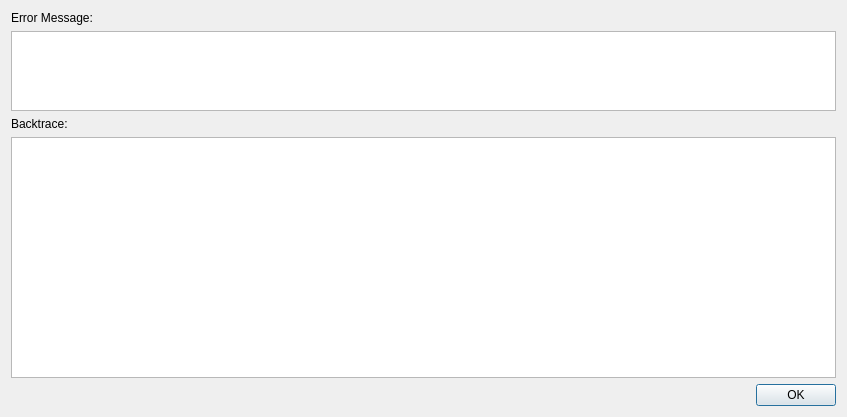
The window that pdfedit/ui/ExceptionDlg.ui (match41/sumpdf) describes before a commit, drawn with Qt 5.
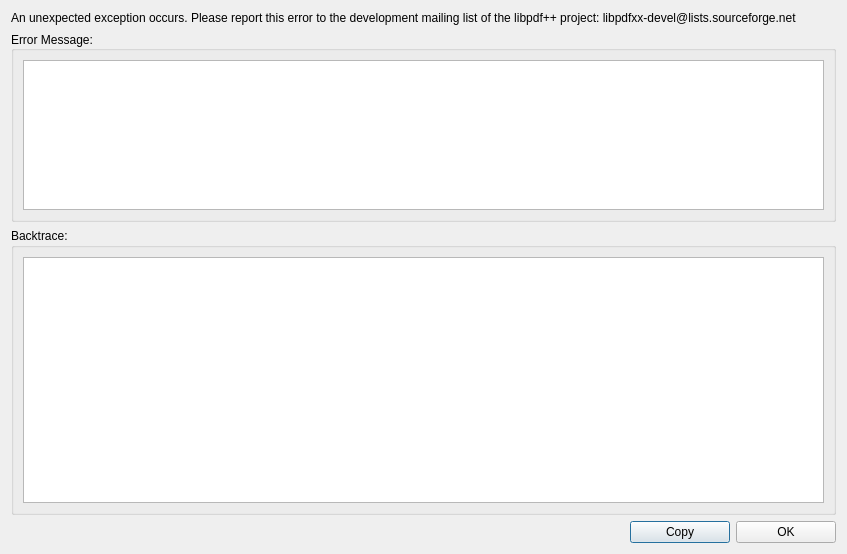
The same window after the commit.

Commit message: added copy to clipboard to exception window

Patch:
```diff
--- a/pdfedit/ui/ExceptionDlg.ui
+++ b/pdfedit/ui/ExceptionDlg.ui
@@ -7,7 +7,7 @@
     <x>0</x>
     <y>0</y>
     <width>847</width>
-    <height>417</height>
+    <height>554</height>
    </rect>
   </property>
   <property name="windowTitle">
@@ -17,18 +17,36 @@
    <item>
     <widget class="QLabel" name="label">
      <property name="text">
+      <string>An unexpected exception occurs. Please report this error to the development mailing list of the libpdf++ project: libpdfxx-devel@lists.sourceforge.net</string>
+     </property>
+     <property name="wordWrap">
+      <bool>true</bool>
+     </property>
+    </widget>
+   </item>
+   <item>
+    <widget class="QGroupBox" name="groupBox">
+     <property name="title">
       <string>Error Message:</string>
      </property>
-    </widget>
-   </item>
+     <property name="alignment">
+      <set>Qt::AlignLeading|Qt::AlignLeft|Qt::AlignVCenter</set>
+     </property>
+     <layout class="QVBoxLayout" name="verticalLayout_2">
    <item>
     <widget class="QPlainTextEdit" name="m_msg_edit">
      <property name="sizePolicy">
-      <sizepolicy hsizetype="Expanding" vsizetype="Expanding">
+         <sizepolicy hsizetype="Expanding" vsizetype="Preferred">
        <horstretch>0</horstretch>
        <verstretch>1</verstretch>
       </sizepolicy>
      </property>
+        <property name="maximumSize">
+         <size>
+          <width>16777215</width>
+          <height>150</height>
+         </size>
+        </property>
      <property name="font">
       <font>
        <family>Helvetica</family>
@@ -37,13 +55,15 @@
      </property>
     </widget>
    </item>
+     </layout>
+    </widget>
+   </item>
    <item>
-    <widget class="QLabel" name="label_2">
-     <property name="text">
+    <widget class="QGroupBox" name="groupBox_2">
+     <property name="title">
       <string>Backtrace:</string>
      </property>
-    </widget>
-   </item>
+     <layout class="QHBoxLayout" name="horizontalLayout_2">
    <item>
     <widget class="QPlainTextEdit" name="m_bt_edit">
      <property name="sizePolicy">
@@ -60,15 +80,51 @@
      </property>
     </widget>
    </item>
+     </layout>
+    </widget>
+   </item>
    <item>
-    <widget class="QDialogButtonBox" name="buttonBox">
+    <layout class="QHBoxLayout" name="horizontalLayout">
+     <item>
+      <spacer name="horizontalSpacer">
      <property name="orientation">
       <enum>Qt::Horizontal</enum>
      </property>
-     <property name="standardButtons">
-      <set>QDialogButtonBox::Ok</set>
-     </property>
-    </widget>
+       <property name="sizeHint" stdset="0">
+        <size>
+         <width>528</width>
+         <height>20</height>
+        </size>
+       </property>
+      </spacer>
+     </item>
+     <item>
+      <widget class="QPushButton" name="m_copy_button">
+       <property name="minimumSize">
+        <size>
+         <width>100</width>
+         <height>0</height>
+        </size>
+       </property>
+       <property name="text">
+        <string>Copy</string>
+       </property>
+      </widget>
+     </item>
+     <item>
+      <widget class="QPushButton" name="m_ok_button">
+       <property name="minimumSize">
+        <size>
+         <width>100</width>
+         <height>0</height>
+        </size>
+       </property>
+       <property name="text">
+        <string>OK</string>
+       </property>
+      </widget>
+     </item>
+    </layout>
    </item>
   </layout>
  </widget>
```
Left out of the diff: 35 changed lines with no effect on the pictures. Lines whose indentation alone changed are shown as unchanged. The commit also changes 4 other files.
